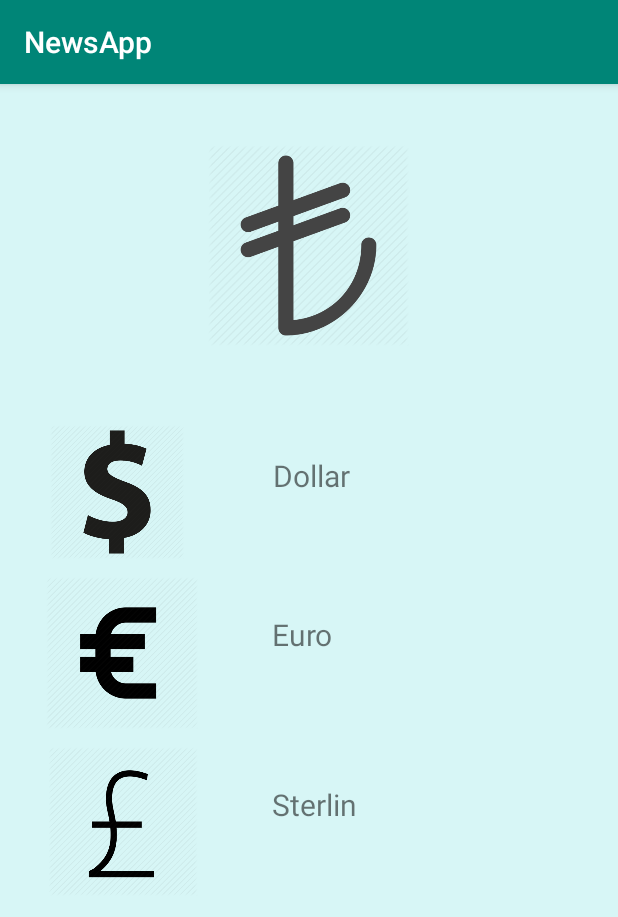
After one commit to gokayay/Android-News-Api-Application, an Android app: the ExchangeRateActivity screen opened directly, with no data from a screen before it, on a phone screen of 412 x 824 dp. The commit adds this screen. Shown: the top 917 px of the screen. Run offline under Robolectric (Android 15) with nearby library versions, the phone set to English and light mode, and no system bars; our stand-ins replace Room's generated code, Volley; network calls fail.

Commit message:
last-commit

```diff
--- a/app/src/main/AndroidManifest.xml
+++ b/app/src/main/AndroidManifest.xml
@@ -18,6 +18,9 @@
         <activity android:name=".NewsContentActivity">
 
     </activity>
+        <activity android:name=".ExchangeRateActivity">
+
+        </activity>
         <activity android:name=".LauncherActivity">
             <intent-filter>
                 <action android:name="android.intent.action.MAIN" />
--- /dev/null
+++ b/app/src/main/java/com/gokaya/news/ExchangeRateActivity.java
@@ -0,0 +1,115 @@
+package com.gokaya.news;
+
+import android.content.Context;
+import android.os.AsyncTask;
+import android.os.Bundle;
+import android.view.View;
+import android.widget.TextView;
+
+import androidx.appcompat.app.AppCompatActivity;
+import androidx.recyclerview.widget.LinearLayoutManager;
+import androidx.room.Room;
+
+import com.android.volley.Request;
+import com.android.volley.RequestQueue;
+import com.android.volley.Response;
+import com.android.volley.VolleyError;
+import com.android.volley.toolbox.JsonObjectRequest;
+import com.android.volley.toolbox.Volley;
+import com.gokaya.news.database.NewsDao;
+import com.gokaya.news.database.NewsDatabase;
+import com.gokaya.news.database.NewsEntity;
+import com.gokaya.news.recycler.NewsRecycler;
+
+import org.json.JSONArray;
+import org.json.JSONException;
+import org.json.JSONObject;
+
+import java.util.Iterator;
+import java.util.List;
+
+public class ExchangeRateActivity extends AppCompatActivity {
+    private RequestQueue mQueue;
+    Context context;
+    String url = "https://api.exchangeratesapi.io/latest?base=TRY";
+    TextView euroText;
+    TextView dollarText;
+    TextView gbpText;
+
+    @Override
+    protected void onCreate(Bundle savedInstanceState) {
+        super.onCreate(savedInstanceState);
+        setContentView(R.layout.activity_exchangerate);
+
+        euroText = findViewById(R.id.euroText);
+        dollarText = findViewById(R.id.dollarText);
+        gbpText = findViewById(R.id.gbpText);
+
+        new GetExchangeRate().execute(url);
+
+
+    }
+
+    @Override
+    protected void onStart() {
+        super.onStart();
+    }
+
+    public class GetExchangeRate extends AsyncTask<String, Void, String> {
+
+        Double dollar;
+        Double euro;
+        Double sterlin;
+
+        @Override
+        protected void onPreExecute() {
+
+        }
+
+        @Override
+        protected String doInBackground(String... urls) {
+
+            mQueue = Volley.newRequestQueue(ExchangeRateActivity.this);
+
+            JsonObjectRequest request = new JsonObjectRequest(Request.Method.GET, url, null,
+                    new Response.Listener<JSONObject>() {
+                        @Override
+                        public void onResponse(JSONObject response) {
+                            try {
+
+                                JSONObject jsonObj = response.getJSONObject("rates");
+
+                                        dollar = jsonObj.getDouble("USD");
+                                        euro = jsonObj.getDouble("EUR");
+                                        sterlin = jsonObj.getDouble("GBP");
+
+                                        dollarText.setText(dollar.toString());
+                                        euroText.setText(euro.toString());
+                                        gbpText.setText(sterlin.toString());
+
+                            } catch (JSONException e) {
+                                e.printStackTrace();
+                            }
+
+                        }
+
+                    }, new Response.ErrorListener() {
+                @Override
+                public void onErrorResponse(VolleyError error) {
+                    error.printStackTrace();
+                }
+            });
+
+            mQueue.add(request);
+            return url;
+        }
+
+        @Override
+        protected void onPostExecute (String result){
+            //mTextView.setText(result);
+        }
+    }
+
+
+
+}
--- a/app/src/main/java/com/gokaya/news/api/GetNews.java
+++ b/app/src/main/java/com/gokaya/news/api/GetNews.java
@@ -26,7 +26,6 @@ import org.json.JSONObject;
 import java.util.List;
 
 public class GetNews extends AsyncTask<String, Void, String> {
-
 
 
 
--- /dev/null
+++ b/app/src/main/res/layout/activity_exchangerate.xml
@@ -0,0 +1,89 @@
+<?xml version="1.0" encoding="utf-8"?>
+<androidx.constraintlayout.widget.ConstraintLayout xmlns:android="http://schemas.android.com/apk/res/android"
+    xmlns:app="http://schemas.android.com/apk/res-auto"
+    xmlns:tools="http://schemas.android.com/tools"
+    android:orientation="vertical" android:layout_width="match_parent"
+    android:layout_height="match_parent"
+    android:background="@color/turq">
+
+    <TextView
+        android:id="@+id/gbpText"
+        android:layout_width="195dp"
+        android:layout_height="49dp"
+        android:layout_marginTop="64dp"
+        android:text="Sterlin"
+        app:layout_constraintEnd_toEndOf="parent"
+        app:layout_constraintHorizontal_bias="0.837"
+        app:layout_constraintStart_toStartOf="parent"
+        app:layout_constraintTop_toBottomOf="@+id/euroText"
+        android:textSize="20sp"/>
+
+    <TextView
+        android:id="@+id/dollarText"
+        android:layout_width="198dp"
+        android:layout_height="46dp"
+        android:layout_marginTop="68dp"
+        android:text="Dollar"
+        app:layout_constraintEnd_toEndOf="parent"
+        app:layout_constraintHorizontal_bias="0.849"
+        app:layout_constraintStart_toStartOf="parent"
+        app:layout_constraintTop_toBottomOf="@+id/imageView3"
+        android:textSize="20sp"/>
+
+    <TextView
+        android:id="@+id/euroText"
+        android:layout_width="195dp"
+        android:layout_height="49dp"
+        android:layout_marginTop="60dp"
+        android:text="Euro"
+        app:layout_constraintEnd_toEndOf="parent"
+        app:layout_constraintHorizontal_bias="0.837"
+        app:layout_constraintStart_toStartOf="parent"
+        app:layout_constraintTop_toBottomOf="@+id/dollarText"
+        android:textSize="20sp"/>
+
+    <ImageView
+        android:id="@+id/imageView3"
+        android:layout_width="134dp"
+        android:layout_height="143dp"
+        android:layout_marginTop="36dp"
+        app:layout_constraintEnd_toEndOf="parent"
+        app:layout_constraintHorizontal_bias="0.498"
+        app:layout_constraintStart_toStartOf="parent"
+        app:layout_constraintTop_toTopOf="parent"
+        app:srcCompat="@drawable/trya" />
+
+    <ImageView
+        android:id="@+id/imageView5"
+        android:layout_width="124dp"
+        android:layout_height="89dp"
+        android:layout_marginTop="48dp"
+        app:layout_constraintEnd_toStartOf="@+id/dollarText"
+        app:layout_constraintHorizontal_bias="0.28"
+        app:layout_constraintStart_toStartOf="parent"
+        app:layout_constraintTop_toBottomOf="@+id/imageView3"
+        app:srcCompat="@drawable/dollar" />
+
+    <ImageView
+        android:id="@+id/imageView7"
+        android:layout_width="133dp"
+        android:layout_height="101dp"
+        android:layout_marginTop="12dp"
+        app:layout_constraintEnd_toStartOf="@+id/euroText"
+        app:layout_constraintHorizontal_bias="0.301"
+        app:layout_constraintStart_toStartOf="parent"
+        app:layout_constraintTop_toBottomOf="@+id/imageView5"
+        app:srcCompat="@drawable/eurs" />
+
+    <ImageView
+        android:id="@+id/imageView8"
+        android:layout_width="133dp"
+        android:layout_height="99dp"
+        android:layout_marginTop="12dp"
+        app:layout_constraintEnd_toStartOf="@+id/gbpText"
+        app:layout_constraintHorizontal_bias="0.313"
+        app:layout_constraintStart_toStartOf="parent"
+        app:layout_constraintTop_toBottomOf="@+id/imageView7"
+        app:srcCompat="@drawable/gbp" />
+
+</androidx.constraintlayout.widget.ConstraintLayout>
```
Also changed, not shown: app/src/main/java/com/gokaya/news/LauncherActivity.java (+12 -0 lines), app/src/main/res/layout/activity_launcher.xml (+27 -7 lines), app/src/main/res/drawable/dollar.png (added), app/src/main/res/drawable/euro.jpg (added), app/src/main/res/drawable/eurs.png (added), app/src/main/res/drawable/exchange.png (added), app/src/main/res/drawable/gbp.png (added), app/src/main/res/drawable/trya.png (added), app/src/main/res/drawable/trys.png (added).
